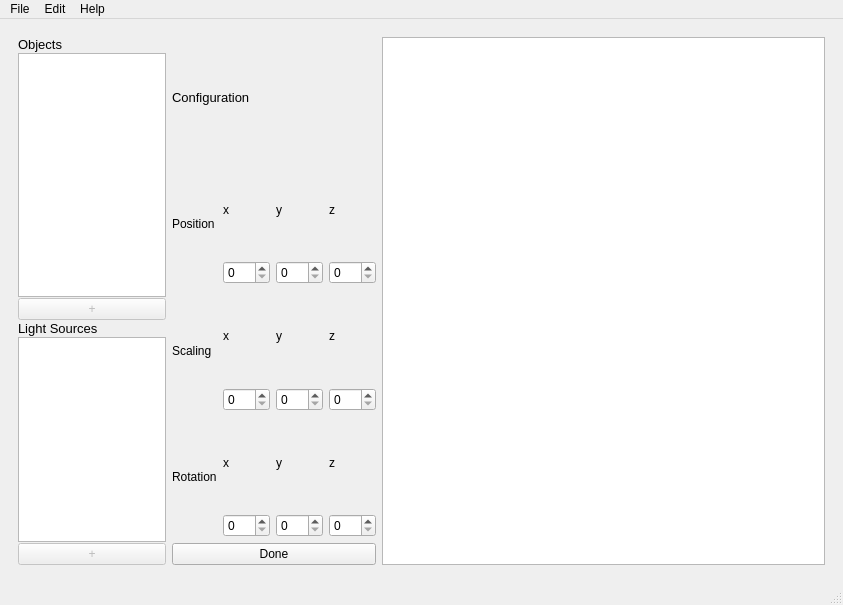
Before: the Qt Designer form frontend/mainGui.ui in Rayrangers/SOPR_WS24_25-Raytracers, drawn with Qt 5.
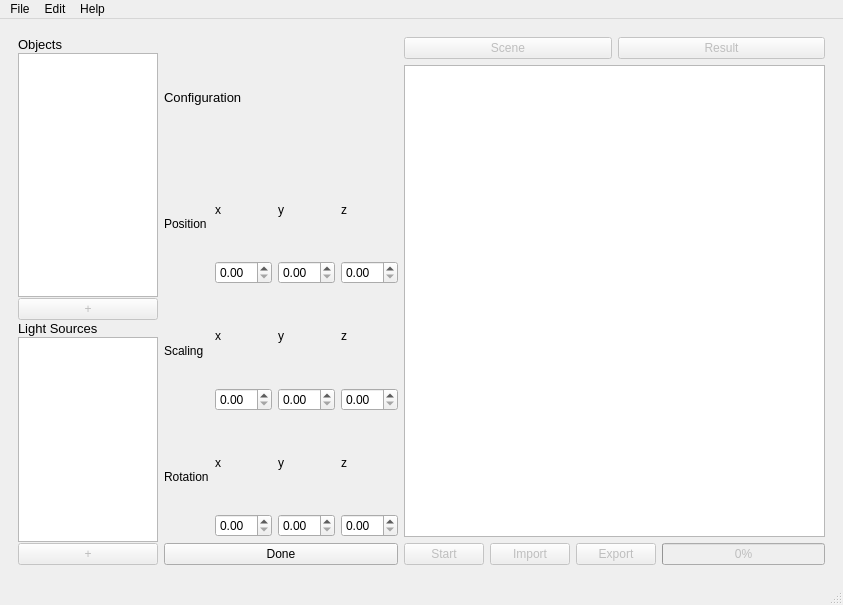
After: the same form once the commit is applied. The open tabs and pages were chosen to show the change.

Commit message: feat: change to doubleSpinBox

```diff
--- a/frontend/mainGui.ui
+++ b/frontend/mainGui.ui
@@ -579,13 +579,75 @@
           <item row="0" column="2">
            <layout class="QVBoxLayout" name="verticalLayout_22">
             <item>
-             <layout class="QHBoxLayout" name="horizontalLayout_14"/>
+             <layout class="QHBoxLayout" name="horizontalLayout_14">
+              <item>
+               <widget class="QPushButton" name="sceneButton_conf">
+                <property name="enabled">
+                 <bool>false</bool>
+                </property>
+                <property name="text">
+                 <string>Scene</string>
+                </property>
+               </widget>
             </item>
             <item>
-             <widget class="QGraphicsView" name="graphicsView_obj"/>
-            </item>
+               <widget class="QPushButton" name="resultButton_conf">
+                <property name="enabled">
+                 <bool>false</bool>
+                </property>
+                <property name="text">
+                 <string>Result</string>
+                </property>
+               </widget>
+              </item>
+             </layout>
+            </item>
             <item>
-             <layout class="QHBoxLayout" name="horizontalLayout_15"/>
+             <widget class="QGraphicsView" name="graphicsView_conf"/>
+            </item>
+            <item>
+             <layout class="QHBoxLayout" name="horizontalLayout_15">
+              <item>
+               <widget class="QPushButton" name="playButton_conf">
+                <property name="enabled">
+                 <bool>false</bool>
+                </property>
+                <property name="text">
+                 <string>Start</string>
+                </property>
+               </widget>
+              </item>
+              <item>
+               <widget class="QPushButton" name="importButton_conf">
+                <property name="enabled">
+                 <bool>false</bool>
+                </property>
+                <property name="text">
+                 <string>Import</string>
+                </property>
+               </widget>
+              </item>
+              <item>
+               <widget class="QPushButton" name="exportButton_conf">
+                <property name="enabled">
+                 <bool>false</bool>
+                </property>
+                <property name="text">
+                 <string>Export</string>
+                </property>
+               </widget>
+              </item>
+              <item>
+               <widget class="QProgressBar" name="progressBar_conf">
+                <property name="enabled">
+                 <bool>false</bool>
+                </property>
+                <property name="value">
+                 <number>0</number>
+                </property>
+               </widget>
+              </item>
+             </layout>
             </item>
            </layout>
           </item>
@@ -622,11 +684,7 @@
                  </widget>
                 </item>
                 <item>
-                 <widget class="QSpinBox" name="pos_x_spinBox_conf">
-                  <property name="maximum">
-                   <number>100</number>
-                  </property>
-                 </widget>
+                 <widget class="QDoubleSpinBox" name="pos_x_doubleSpinBox_conf"/>
                 </item>
                </layout>
               </item>
@@ -640,11 +698,7 @@
                  </widget>
                 </item>
                 <item>
-                 <widget class="QSpinBox" name="pos_y_spinBox_conf">
-                  <property name="maximum">
-                   <number>100</number>
-                  </property>
-                 </widget>
+                 <widget class="QDoubleSpinBox" name="pos_y_doubleSpinBox_conf"/>
                 </item>
                </layout>
               </item>
@@ -658,11 +712,7 @@
                  </widget>
                 </item>
                 <item>
-                 <widget class="QSpinBox" name="pos_z_spinBox_conf">
-                  <property name="maximum">
-                   <number>100</number>
-                  </property>
-                 </widget>
+                 <widget class="QDoubleSpinBox" name="pos_z_doubleSpinBox_conf"/>
                 </item>
                </layout>
               </item>
@@ -687,11 +737,7 @@
                  </widget>
                 </item>
                 <item>
-                 <widget class="QSpinBox" name="scal_x_spinBox">
-                  <property name="maximum">
-                   <number>100</number>
-                  </property>
-                 </widget>
+                 <widget class="QDoubleSpinBox" name="scal_x_doubleSpinBox"/>
                 </item>
                </layout>
               </item>
@@ -705,11 +751,7 @@
                  </widget>
                 </item>
                 <item>
-                 <widget class="QSpinBox" name="scal_y_spinBox">
-                  <property name="maximum">
-                   <number>100</number>
-                  </property>
-                 </widget>
+                 <widget class="QDoubleSpinBox" name="scal_y_doubleSpinBox"/>
                 </item>
                </layout>
               </item>
@@ -723,11 +765,7 @@
                  </widget>
                 </item>
                 <item>
-                 <widget class="QSpinBox" name="scal_z_spinBox">
-                  <property name="maximum">
-                   <number>100</number>
-                  </property>
-                 </widget>
+                 <widget class="QDoubleSpinBox" name="scal_z_doubleSpinBox"/>
                 </item>
                </layout>
               </item>
@@ -752,11 +790,7 @@
                  </widget>
                 </item>
                 <item>
-                 <widget class="QSpinBox" name="rot_x_spinBox">
-                  <property name="maximum">
-                   <number>360</number>
-                  </property>
-                 </widget>
+                 <widget class="QDoubleSpinBox" name="rot_x_doubleSpinBox"/>
                 </item>
                </layout>
               </item>
@@ -770,11 +804,7 @@
                  </widget>
                 </item>
                 <item>
-                 <widget class="QSpinBox" name="rot_y_spinBox">
-                  <property name="maximum">
-                   <number>360</number>
-                  </property>
-                 </widget>
+                 <widget class="QDoubleSpinBox" name="rot_y_doubleSpinBox"/>
                 </item>
                </layout>
               </item>
@@ -788,11 +818,7 @@
                  </widget>
                 </item>
                 <item>
-                 <widget class="QSpinBox" name="rot_z_spinBox">
-                  <property name="maximum">
-                   <number>360</number>
-                  </property>
-                 </widget>
+                 <widget class="QDoubleSpinBox" name="rot_z_doubleSpinBox"/>
                 </item>
                </layout>
               </item>
```
Left out of the diff: 311 changed lines with no effect on the pictures. Lines whose indentation alone changed are shown as unchanged.
